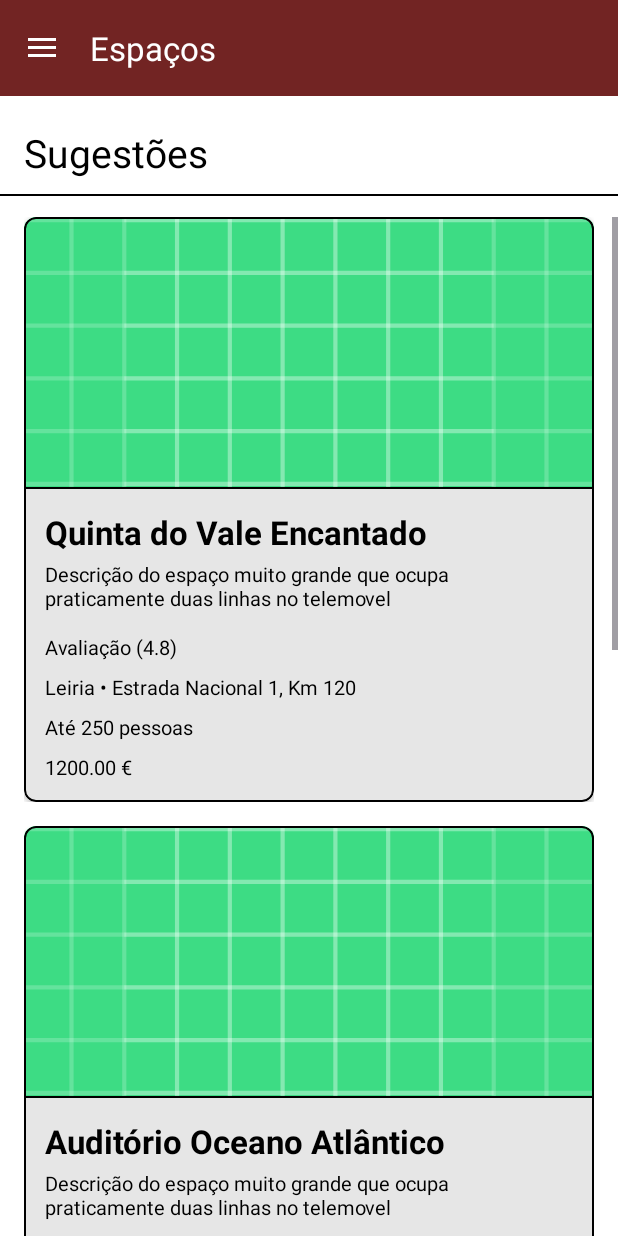
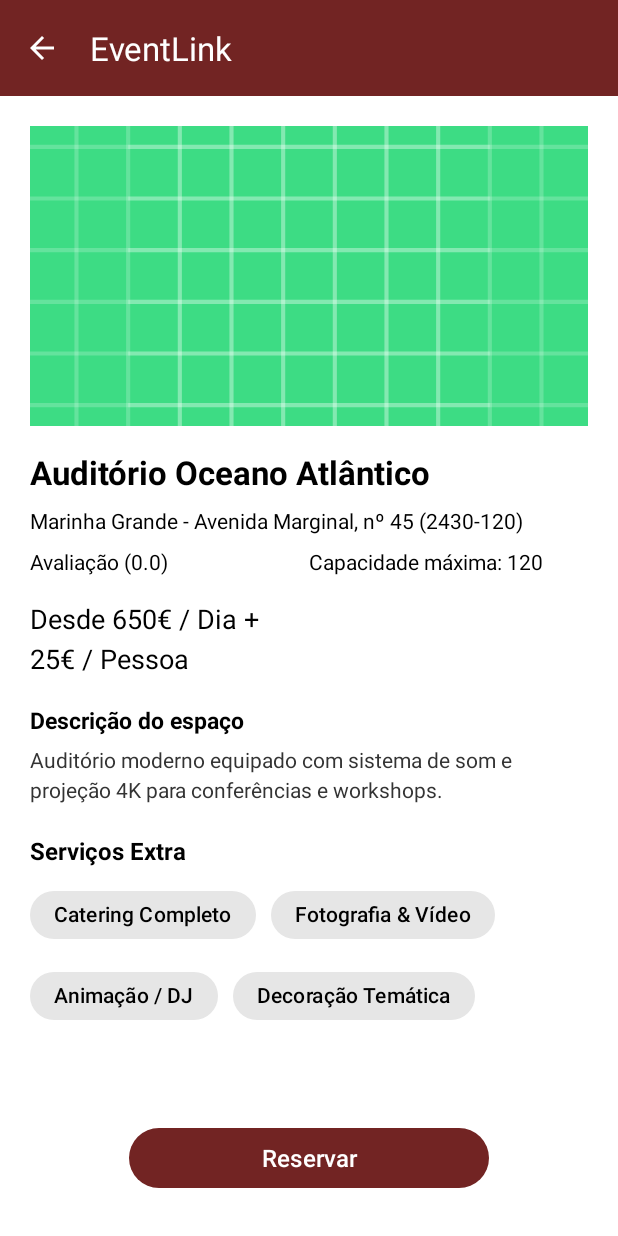
Before and after one commit to bernardomrqs05/ProjetoAndroid, an Android app: the ListaLocaisFragment screen opened directly, with no data from a screen before it, after a tap on "Auditório Oceano Atlântico", on a phone screen of 412 x 824 dp. Run offline under Robolectric (Android 15) with nearby library versions, the phone set to English and light mode, and no system bars; 3 other taps on this screen came first.

Commit message:
Adicionada página detalhes local

```diff
--- a/app/build.gradle.kts
+++ b/app/build.gradle.kts
@@ -13,7 +13,7 @@ android {
     }
 
     defaultConfig {
-        applicationId = "com.example.books"
+        applicationId = "com.example.eventlink"
         minSdk = 24
         targetSdk = 37
         versionCode = 1
--- a/app/src/main/AndroidManifest.xml
+++ b/app/src/main/AndroidManifest.xml
@@ -37,6 +37,9 @@
             android:name=".MenuMainActivity"
             android:exported="false"
             android:windowSoftInputMode="adjustResize" />
+        <activity
+            android:name=".DetalhesLocalActivity"
+            android:exported="false"
+            android:windowSoftInputMode="adjustResize" />
     </application>
-
 </manifest>
--- /dev/null
+++ b/app/src/main/java/com/example/eventlink/DetalhesLocalActivity.java
@@ -0,0 +1,102 @@
+package com.example.eventlink;
+
+import android.content.res.ColorStateList;
+import android.graphics.Color;
+import android.os.Bundle;
+import android.widget.Toast;
+
+import androidx.activity.EdgeToEdge;
+import androidx.appcompat.app.AppCompatActivity;
+import androidx.core.content.ContextCompat;
+import androidx.core.graphics.Insets;
+import androidx.core.view.ViewCompat;
+import androidx.core.view.WindowInsetsCompat;
+
+import com.example.eventlink.databinding.ActivityDetalhesLocalBinding;
+import com.example.eventlink.models.Local;
+import com.example.eventlink.models.SingletonGestorEventLink;
+import com.google.android.material.chip.Chip;
+
+import java.util.ArrayList;
+import java.util.Locale;
+
+public class DetalhesLocalActivity extends AppCompatActivity {
+
+    public static final String EXTRA_ID_LOCAL = "ID_LOCAL";
+    private ActivityDetalhesLocalBinding binding;
+    private Local local;
+
+    @Override
+    protected void onCreate(Bundle savedInstanceState) {
+        super.onCreate(savedInstanceState);
+        EdgeToEdge.enable(this);
+
+        binding = ActivityDetalhesLocalBinding.inflate(getLayoutInflater());
+        setContentView(binding.getRoot());
+
+        ViewCompat.setOnApplyWindowInsetsListener(findViewById(R.id.main), (v, insets) -> {
+            Insets systemBars = insets.getInsets(WindowInsetsCompat.Type.systemBars());
+            v.setPadding(systemBars.left, systemBars.top, systemBars.right, systemBars.bottom);
+            return insets;
+        });
+
+        configurarToolbar();
+        carregarDadosLocal();
+        carregarServicosExtra();
+
+        binding.btnReservar.setOnClickListener(v -> {
+            if (local != null) {
+                Toast.makeText(this, "A iniciar reserva para: " + local.getNome(), Toast.LENGTH_SHORT).show();
+                // Próximo passo: abrir CriarEventoActivity passando local.getId()
+            }
+        });
+    }
+
+    private void configurarToolbar() {
+        setSupportActionBar(binding.toolbarDetalhes);
+        if (getSupportActionBar() != null) {
+            getSupportActionBar().setDisplayHomeAsUpEnabled(true);
+            getSupportActionBar().setTitle("EventLink");
+        }
+        if (binding.toolbarDetalhes.getNavigationIcon() != null) {
+            binding.toolbarDetalhes.getNavigationIcon().setTint(
+                    ContextCompat.getColor(this, android.R.color.white));
+        }
+        binding.toolbarDetalhes.setNavigationOnClickListener(v -> finish());
+    }
+
+    private void carregarDadosLocal() {
+        int idLocal = getIntent().getIntExtra(EXTRA_ID_LOCAL, -1);
+        local = SingletonGestorEventLink.getInstance().getLocal(idLocal);
+
+        if (local == null) {
+            Toast.makeText(this, "Erro ao carregar o espaço", Toast.LENGTH_SHORT).show();
+            finish();
+            return;
+        }
+
+        binding.ivDetalheCapa.setImageResource(local.getImagemResId());
+        binding.tvDetalheNome.setText(local.getNome());
+        binding.tvDetalheLocalizacao.setText(local.getCidade() + " - " + local.getMorada() + " (" + local.getCodigoPostal() + ")");
+        binding.tvDetalheAvaliacao.setText(String.format(Locale.getDefault(), "Avaliação (%.1f)", local.getAvaliacao()));
+        binding.tvDetalheCapacidade.setText("Capacidade máxima: " + local.getCapacidadeTotal());
+        binding.tvDetalhePrecoDia.setText(String.format(Locale.getDefault(), "Desde %.0f€ / Dia +", local.getPrecoAluguerBase()));
+        binding.tvDetalhePrecoPessoa.setText("25€ / Pessoa");
+        binding.tvDetalheDescricao.setText(local.getDescricao());
+    }
+
+    private void carregarServicosExtra() {
+        ArrayList<String> extras = SingletonGestorEventLink.getInstance().getServicosExtraFicticios();
+        binding.cgServicosExtra.removeAllViews();
+
+        for (String extra : extras) {
+            Chip chip = new Chip(this);
+            chip.setText(extra);
+            chip.setChipBackgroundColor(ColorStateList.valueOf(Color.parseColor("#E6E6E6")));
+            chip.setTextColor(Color.BLACK);
+            chip.setChipStrokeWidth(0f);
+            chip.setChipCornerRadius(50f);
+            binding.cgServicosExtra.addView(chip);
+        }
+    }
+}
--- a/app/src/main/java/com/example/eventlink/fragments/ListaLocaisFragment.java
+++ b/app/src/main/java/com/example/eventlink/fragments/ListaLocaisFragment.java
@@ -1,5 +1,6 @@
 package com.example.eventlink.fragments;
 
+import android.content.Intent;
 import android.os.Bundle;
 import android.view.LayoutInflater;
 import android.view.View;
@@ -10,6 +11,8 @@ import androidx.annotation.NonNull;
 import androidx.annotation.Nullable;
 import androidx.fragment.app.Fragment;
 
+import com.example.eventlink.DetalhesLocalActivity;
+import com.example.eventlink.R;
 import com.example.eventlink.adapters.ListaLocaisAdapter;
 import com.example.eventlink.databinding.FragmentListaLocaisBinding;
 import com.example.eventlink.models.Local;
@@ -34,8 +37,9 @@ public class ListaLocaisFragment extends Fragment {
 
         binding.lvLocais.setOnItemClickListener((parent, view, position, id) -> {
             Local localSelecionado = locais.get(position);
-            Toast.makeText(getContext(), "Selecionaste: " + localSelecionado.getNome(), Toast.LENGTH_SHORT).show();
-            // Próximo passo: abrir DetalhesLocalActivity passando localSelecionado.getId()
+            Intent intent = new Intent(getContext(), DetalhesLocalActivity.class);
+            intent.putExtra(DetalhesLocalActivity.EXTRA_ID_LOCAL, localSelecionado.getId());
+            startActivity(intent);
         });
 
         return binding.getRoot();
--- a/app/src/main/java/com/example/eventlink/models/Local.java
+++ b/app/src/main/java/com/example/eventlink/models/Local.java
@@ -12,6 +12,7 @@ public class Local implements Serializable {
     private String codigoPostal;
     private int capacidadeTotal;
     private double precoAluguerBase;
+    private double avaliacao;
 
     public Local(int id, String nome, String descricao, int imagemResId, String morada,
                  String cidade, String codigoPostal, int capacidadeTotal, double precoAluguerBase) {
@@ -52,4 +53,7 @@ public class Local implements Serializable {
 
     public double getPrecoAluguerBase() { return precoAluguerBase; }
     public void setPrecoAluguerBase(double precoAluguerBase) { this.precoAluguerBase = precoAluguerBase; }
+    public double getAvaliacao() {
+        return avaliacao;
+    }
 }
--- a/app/src/main/java/com/example/eventlink/models/SingletonGestorEventLink.java
+++ b/app/src/main/java/com/example/eventlink/models/SingletonGestorEventLink.java
@@ -1,6 +1,7 @@
 package com.example.eventlink.models;
 
 import com.example.eventlink.R;
+
 import java.util.ArrayList;
 
 public class SingletonGestorEventLink {
@@ -75,6 +76,14 @@ public class SingletonGestorEventLink {
         return new ArrayList<>(locais);
     }
 
+    public ArrayList<String> getServicosExtraFicticios() {
+        ArrayList<String> extras = new ArrayList<>();
+        extras.add("Catering Completo");
+        extras.add("Fotografia & Vídeo");
+        extras.add("Animação / DJ");
+        extras.add("Decoração Temática");
+        return extras;
+    }
     public Local getLocal(int id) {
         for (Local l : locais) {
             if (l.getId() == id) {
--- /dev/null
+++ b/app/src/main/res/layout/activity_detalhes_local.xml
@@ -0,0 +1,156 @@
+<?xml version="1.0" encoding="utf-8"?>
+<LinearLayout xmlns:android="http://schemas.android.com/apk/res/android"
+    xmlns:app="http://schemas.android.com/apk/res-auto"
+    xmlns:tools="http://schemas.android.com/tools"
+    android:id="@+id/main"
+    android:layout_width="match_parent"
+    android:layout_height="match_parent"
+    android:background="@color/white"
+    android:fitsSystemWindows="true"
+    android:orientation="vertical"
+    tools:context=".DetalhesLocalActivity">
+
+    <com.google.android.material.appbar.MaterialToolbar
+        android:id="@+id/toolbarDetalhes"
+        android:layout_width="match_parent"
+        android:layout_height="wrap_content"
+        android:background="@color/color_eventlink"
+        android:minHeight="?attr/actionBarSize"
+        android:theme="?attr/actionBarTheme"
+        app:navigationIconTint="@color/white"
+        app:title="EventLink"
+        app:titleTextColor="@color/white" />
+
+    <ScrollView
+        android:layout_width="match_parent"
+        android:layout_height="match_parent"
+        android:fillViewport="true">
+
+        <LinearLayout
+            android:layout_width="match_parent"
+            android:layout_height="wrap_content"
+            android:orientation="vertical"
+            android:padding="20dp">
+            <ImageView
+                android:id="@+id/ivDetalheCapa"
+                android:layout_width="match_parent"
+                android:layout_height="200dp"
+                android:background="#E6E6E6"
+                android:scaleType="centerCrop"
+                android:src="@drawable/ic_launcher_background" />
+            <TextView
+                android:id="@+id/tvDetalheNome"
+                android:layout_width="match_parent"
+                android:layout_height="wrap_content"
+                android:layout_marginTop="16dp"
+                android:text="Nome Espaço"
+                android:textColor="@color/black"
+                android:textSize="22sp"
+                android:textStyle="bold" />
+            <TextView
+                android:id="@+id/tvDetalheLocalizacao"
+                android:layout_width="match_parent"
+                android:layout_height="wrap_content"
+                android:layout_marginTop="8dp"
+                android:text="Localização"
+                android:textColor="@color/black"
+                android:textSize="14sp" />
+            <LinearLayout
+                android:layout_width="match_parent"
+                android:layout_height="wrap_content"
+                android:layout_marginTop="8dp"
+                android:orientation="horizontal">
+
+                <TextView
+                    android:id="@+id/tvDetalheAvaliacao"
+                    android:layout_width="0dp"
+                    android:layout_height="wrap_content"
+                    android:layout_weight="1"
+                    android:text="Avaliação (4.8)"
+                    android:textColor="@color/black"
+                    android:textSize="14sp" />
+
+                <TextView
+                    android:id="@+id/tvDetalheCapacidade"
+                    android:layout_width="0dp"
+                    android:layout_height="wrap_content"
+                    android:layout_weight="1"
+                    android:text="Capacidade máxima: 250"
+                    android:textColor="@color/black"
+                    android:textSize="14sp" />
+            </LinearLayout>
+            <TextView
+                android:id="@+id/tvDetalhePrecoDia"
+                android:layout_width="match_parent"
+                android:layout_height="wrap_content"
+                android:layout_marginTop="16dp"
+                android:text="Desde 1200€ / Dia +"
+                android:textColor="@color/black"
+                android:textSize="18sp" />
+
+            <TextView
+                android:id="@+id/tvDetalhePrecoPessoa"
+                android:layout_width="match_parent"
+                android:layout_height="wrap_content"
+                android:layout_marginTop="2dp"
+                android:text="25€ / Pessoa"
+                android:textColor="@color/black"
+                android:textSize="18sp" />
+            <TextView
+                android:layout_width="match_parent"
+                android:layout_height="wrap_content"
+                android:layout_marginTop="18dp"
+                android:text="Descrição do espaço"
+                android:textColor="@color/black"
+                android:textSize="15sp"
+                android:textStyle="bold" />
+
+            <TextView
+                android:id="@+id/tvDetalheDescricao"
+                android:layout_width="match_parent"
+                android:layout_height="wrap_content"
+                android:layout_marginTop="6dp"
+                android:lineSpacingExtra="4dp"
+                android:text="Descrição completa do espaço..."
+                android:textColor="#333333"
+                android:textSize="14sp" />
+            <TextView
+                android:layout_width="match_parent"
+                android:layout_height="wrap_content"
+                android:layout_marginTop="20dp"
+                android:text="Serviços Extra"
+                android:textColor="@color/black"
+                android:textSize="16sp"
+                android:textStyle="bold" />
+
+            <com.google.android.material.chip.ChipGroup
+                android:id="@+id/cgServicosExtra"
+                android:layout_width="match_parent"
+                android:layout_height="wrap_content"
+                android:layout_marginTop="8dp"
+                app:chipSpacingHorizontal="10dp"
+                app:chipSpacingVertical="6dp" />
+
+            <Space
+                android:layout_width="match_parent"
+                android:layout_height="0dp"
+                android:layout_weight="1"
+                android:minHeight="24dp" />
+            <com.google.android.material.button.MaterialButton
+                android:id="@+id/btnReservar"
+                android:layout_width="240dp"
+                android:layout_height="48dp"
+                android:layout_gravity="center_horizontal"
+                android:layout_marginTop="16dp"
+                android:layout_marginBottom="8dp"
+                android:text="Reservar"
+                android:textAllCaps="false"
+                android:textColor="@color/white"
+                android:textSize="16sp"
+                app:backgroundTint="@color/color_eventlink"
+                app:cornerRadius="24dp" />
+
+        </LinearLayout>
+    </ScrollView>
+
+</LinearLayout>
--- a/app/src/main/res/layout/activity_login.xml
+++ b/app/src/main/res/layout/activity_login.xml
@@ -50,7 +50,8 @@
             android:layout_height="wrap_content"
             android:minHeight="48dp"
             android:ems="10"
-            android:inputType="textEmailAddress" />
+            android:inputType="textEmailAddress"
+            android:text="teste@teste.pt"/>
 
         <TextView
             android:id="@+id/tv_password"
@@ -66,7 +67,8 @@
             android:layout_height="wrap_content"
             android:minHeight="48dp"
             android:ems="10"
-            android:inputType="textPassword" />
+            android:inputType="textPassword"
+            android:text="1233535123511"/>
 
         <LinearLayout
             android:layout_width="match_parent"
--- a/app/src/main/res/values/strings.xml
+++ b/app/src/main/res/values/strings.xml
@@ -14,4 +14,8 @@
     <string name="menu_abrir">Abrir menu de navegação</string>
     <string name="menu_fechar">Fechar menu de navegação</string>
     <string name="sugestoes_pag_espaços">Sugestões</string>
+    <string name="descricao_espaço">Descrição do espaço</string>
+    <string name="localizaçao_detalhes">Localização</string>
+    <string name="servicos_extras">Serviços Extra</string>
+    <string name="reservar_detalhes">Reservar</string>
 </resources>
```
